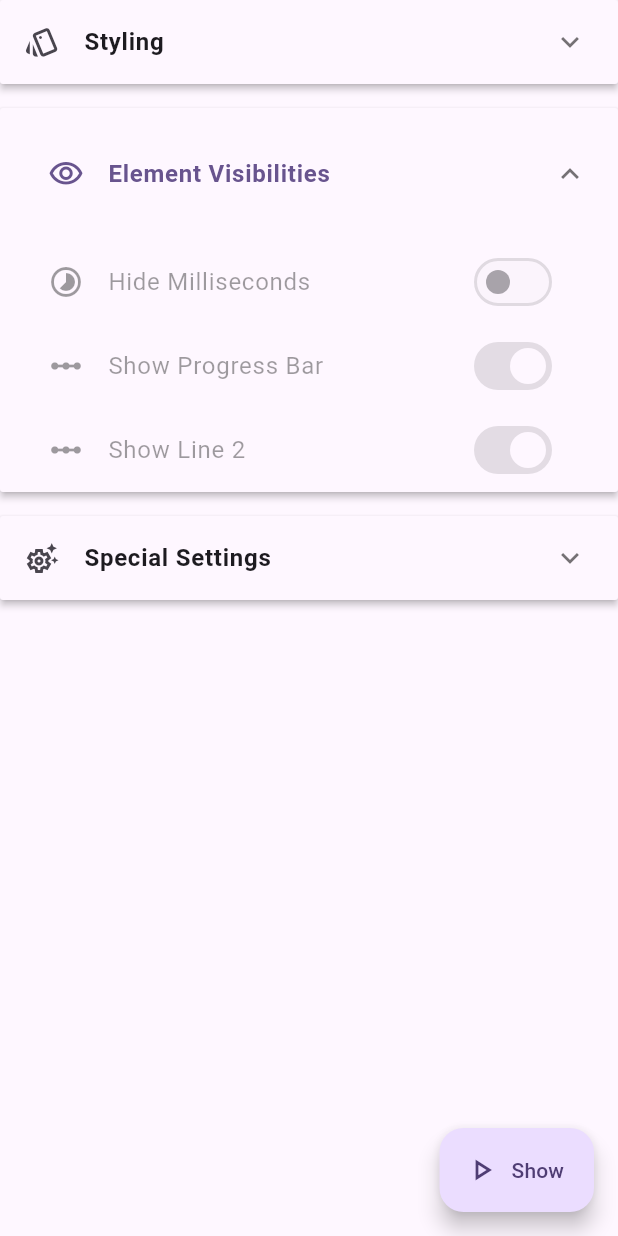
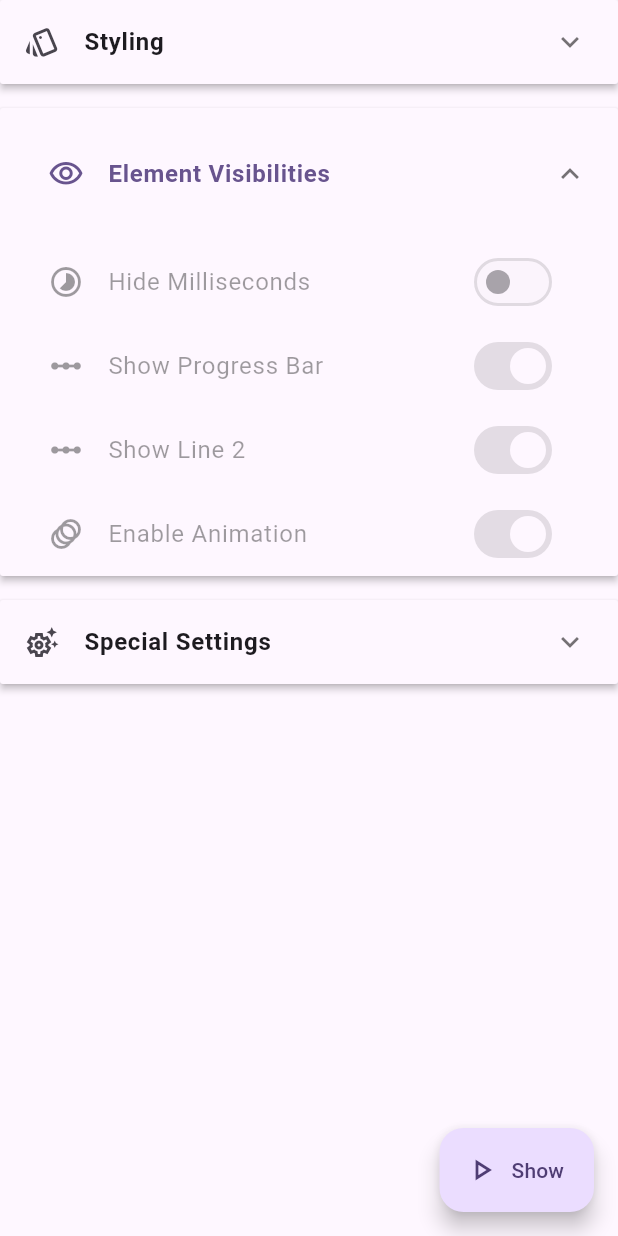
Before and after one commit to fewling/flutter-floating-lyric, a Flutter app: the OverlayWindowSetting screen opened directly, after a tap on "Styling", after a tap on the "expand more" icon, after a tap on "Element Visibilities", on a phone screen of 412 x 824 dp. Run offline on Flutter 3.47's test engine with Material 3 defaults, Android fonts, the phone set to English and light mode, and no system bars; our stand-ins replace file_picker, flutter_bloc, flutter_colorpicker, freezed_annotation, go_router and 7 more; accounts and stored records are empty; generated files the repository leaves out were written again.

Commit message:
feat: :sparkles: adds option to turn on animation

```diff
--- a/lib/features/overlay_window_settings/bloc/overlay_window_settings_bloc.dart
+++ b/lib/features/overlay_window_settings/bloc/overlay_window_settings_bloc.dart
@@ -60,6 +60,7 @@ class OverlayWindowSettingsBloc extends Bloc<OverlayWindowSettingsEvent, Overlay
         appColorScheme: pref.appColorScheme,
         showLine2: pref.showLine2,
         useAppColor: pref.useAppColor,
+        enableAnimation: pref.enableAnimation,
 
         // lyric:
         line1: lyric.line1,
@@ -92,6 +93,7 @@ class OverlayWindowSettingsBloc extends Bloc<OverlayWindowSettingsEvent, Overlay
         appColorScheme: pref.appColorScheme,
         showLine2: pref.showLine2,
         useAppColor: pref.useAppColor,
+        enableAnimation: pref.enableAnimation,
       ),
     );
 
--- a/lib/features/overlay_window_settings/overlay_window_settings.dart
+++ b/lib/features/overlay_window_settings/overlay_window_settings.dart
@@ -234,16 +234,15 @@ class OverlayWindowSetting extends StatelessWidget {
                           (bloc) => bloc.state.showMilliseconds,
                         );
 
-                        return ListTile(
+                        final title = Text(showMillis ? 'Show Milliseconds' : 'Hide Milliseconds');
+                        const secondary = Icon(Icons.timelapse_outlined);
+
+                        return ToggleableSwitchListTile(
                           enabled: visibleFloatingWindow,
-                          leading: const Icon(Icons.timelapse_outlined),
-                          title: showMillis ? const Text('Show Milliseconds') : const Text('Hide Milliseconds'),
-                          trailing: Switch(
-                            value: showMillis,
-                            onChanged: !visibleFloatingWindow
-                                ? null
-                                : (value) => context.read<PreferenceBloc>().add(const ShowMillisecondsToggled()),
-                          ),
+                          value: showMillis,
+                          title: title,
+                          secondary: secondary,
+                          onChanged: (value) => context.read<PreferenceBloc>().add(const ShowMillisecondsToggled()),
                         );
                       },
                     ),
@@ -253,16 +252,15 @@ class OverlayWindowSetting extends StatelessWidget {
                           (bloc) => bloc.state.showProgressBar,
                         );
 
-                        return ListTile(
+                        final title = Text(showBar ? 'Show Progress Bar' : 'Hide Progress Bar');
+                        const secondary = Icon(Icons.linear_scale_outlined);
+
+                        return ToggleableSwitchListTile(
                           enabled: visibleFloatingWindow,
-                          leading: const Icon(Icons.linear_scale_outlined),
-                          title: showBar ? const Text('Show Progress Bar') : const Text('Hide Progress Bar'),
-                          trailing: Switch(
-                            value: showBar,
-                            onChanged: !visibleFloatingWindow
-                                ? null
-                                : (value) => context.read<PreferenceBloc>().add(const ShowProgressBarToggled()),
-                          ),
+                          value: showBar,
+                          title: title,
+                          secondary: secondary,
+                          onChanged: (value) => context.read<PreferenceBloc>().add(const ShowProgressBarToggled()),
                         );
                       },
                     ),
@@ -272,16 +270,33 @@ class OverlayWindowSetting extends StatelessWidget {
                           (bloc) => bloc.state.showLine2,
                         );
 
-                        return ListTile(
+                        final title = Text(showLine2 ? 'Show Line 2' : 'Hide Line 2');
+                        const secondary = Icon(Icons.linear_scale_outlined);
+
+                        return ToggleableSwitchListTile(
                           enabled: visibleFloatingWindow,
-                          leading: const Icon(Icons.linear_scale_outlined),
-                          title: showLine2 ? const Text('Show Line 2') : const Text('Hide Line 2'),
-                          trailing: Switch(
-                            value: showLine2,
-                            onChanged: !visibleFloatingWindow
-                                ? null
-                                : (value) => context.read<PreferenceBloc>().add(const ShowLine2Toggled()),
-                          ),
+                          value: showLine2,
+                          title: title,
+                          secondary: secondary,
+                          onChanged: (value) => context.read<PreferenceBloc>().add(const ShowLine2Toggled()),
+                        );
+                      },
+                    ),
+                    Builder(
+                      builder: (context) {
+                        final enableAnimation = context.select<PreferenceBloc, bool>(
+                          (bloc) => bloc.state.enableAnimation,
+                        );
+
+                        final title = Text(enableAnimation ? 'Enable Animation' : 'Disable Animation');
+                        const secondary = Icon(Icons.animation_outlined);
+
+                        return ToggleableSwitchListTile(
+                          enabled: visibleFloatingWindow,
+                          value: enableAnimation,
+                          title: title,
+                          secondary: secondary,
+                          onChanged: (value) => context.read<PreferenceBloc>().add(const EnableAnimationToggled()),
                         );
                       },
                     ),
@@ -347,3 +362,37 @@ class OverlayWindowSetting extends StatelessWidget {
     );
   }
 }
+
+class ToggleableSwitchListTile extends StatelessWidget {
+  const ToggleableSwitchListTile({
+    super.key,
+    required this.enabled,
+    required this.value,
+    required this.title,
+    required this.secondary,
+    required this.onChanged,
+  });
+
+  final bool enabled;
+  final bool value;
+  final Widget title;
+  final Widget secondary;
+  final void Function(bool) onChanged;
+
+  @override
+  Widget build(BuildContext context) {
+    return enabled
+        ? SwitchListTile(
+            value: value,
+            title: title,
+            secondary: secondary,
+            onChanged: onChanged,
+          )
+        : ListTile(
+            enabled: false,
+            leading: secondary,
+            title: title,
+            trailing: Switch(value: value, onChanged: null),
+          );
+  }
+}
--- a/lib/features/preference/bloc/preference_bloc.dart
+++ b/lib/features/preference/bloc/preference_bloc.dart
@@ -28,6 +28,7 @@ class PreferenceBloc extends Bloc<PreferenceEvent, PreferenceState> {
           autoFetchOnline: spService.autoFetchOnline,
           showLine2: spService.showLine2,
           useAppColor: spService.useAppColor,
+          enableAnimation: spService.enableAnimation,
         )) {
     on<PreferenceEvent>((event, emit) => switch (event) {
           PreferenceEventLoad() => _onLoaded(emit),
@@ -44,6 +45,7 @@ class PreferenceBloc extends Bloc<PreferenceEvent, PreferenceState> {
           WindowColorThemeToggled() => _onWindowColorThemeToggled(event, emit),
           FontFamilyUpdated() => _onFontFamilyUpdated(event, emit),
           FontFamilyReset() => _onFontFamilyReset(event, emit),
+          EnableAnimationToggled() => _onEnableAnimationToggled(event, emit),
         });
   }
 
@@ -141,4 +143,11 @@ class PreferenceBloc extends Bloc<PreferenceEvent, PreferenceState> {
       emit(state.copyWith(fontFamily: PreferenceRepo.defaultFont));
     }
   }
+
+  Future<void> _onEnableAnimationToggled(EnableAnimationToggled event, Emitter<PreferenceState> emit) async {
+    final isSuccess = await _spService.toggleEnableAnimation(!state.enableAnimation);
+    if (isSuccess) {
+      emit(state.copyWith(enableAnimation: !state.enableAnimation));
+    }
+  }
 }
--- a/lib/features/preference/bloc/preference_event.dart
+++ b/lib/features/preference/bloc/preference_event.dart
@@ -70,6 +70,10 @@ final class FontFamilyUpdated extends PreferenceEvent {
   final String fontFamily;
 }
 
-class FontFamilyReset extends PreferenceEvent {
+final class FontFamilyReset extends PreferenceEvent {
   const FontFamilyReset();
 }
+
+final class EnableAnimationToggled extends PreferenceEvent {
+  const EnableAnimationToggled();
+}
--- a/lib/features/preference/bloc/preference_state.dart
+++ b/lib/features/preference/bloc/preference_state.dart
@@ -15,6 +15,7 @@ class PreferenceState with _$PreferenceState {
     required bool autoFetchOnline,
     required bool showLine2,
     required bool useAppColor,
+    required bool enableAnimation,
   }) = _PreferenceState;
 
   factory PreferenceState.fromJson(Map<String, dynamic> json) => _$PreferenceStateFromJson(json);
--- a/lib/models/overlay_settings_model.dart
+++ b/lib/models/overlay_settings_model.dart
@@ -37,6 +37,7 @@ class OverlaySettingsModel with _$OverlaySettingsModel {
     double? fontSize,
     double? lineHeight,
     double? letterSpacing,
+    @Default(false) bool enableAnimation,
 
     // Settings
     bool? ignoreTouch,
--- a/lib/repos/local/preference_repo.dart
+++ b/lib/repos/local/preference_repo.dart
@@ -20,6 +20,7 @@ class PreferenceRepo {
   static const autoFetchOnlineKey = 'auto fetch online';
   static const showLine2Key = 'show line 2';
   static const useAppColorKey = 'use app color';
+  static const enableAnimationKey = 'enable animation';
 
   static const defaultFont = 'Roboto';
 
@@ -49,6 +50,8 @@ class PreferenceRepo {
 
   bool get useAppColor => _sp.getBool(useAppColorKey) ?? true;
 
+  bool get enableAnimation => _sp.getBool(enableAnimationKey) ?? true;
+
   Future<bool> updateOpacity(double value) => _sp.setDouble(windowOpacityKey, value);
 
   Future<bool> updateColor(int colorVal) => _sp.setInt(windowColorKey, colorVal);
@@ -74,4 +77,6 @@ class PreferenceRepo {
   Future<bool> toggleUseAppColor(bool value) => _sp.setBool(useAppColorKey, value);
 
   Future<bool> resetFontFamily() => _sp.setString(fontFamilyKey, defaultFont);
+
+  Future<bool> toggleEnableAnimation(bool value) => _sp.setBool(enableAnimationKey, value);
 }
--- a/lib/service/preference/preference_service.dart
+++ b/lib/service/preference/preference_service.dart
@@ -33,6 +33,8 @@ class PreferenceService {
 
   bool get useAppColor => _spRepo.useAppColor;
 
+  bool get enableAnimation => _spRepo.enableAnimation;
+
   Future<bool> updateOpacity(double value) => _spRepo.updateOpacity(value);
 
   Future<bool> updateColor(Color color) => _spRepo.updateColor(color.value);
@@ -58,4 +60,6 @@ class PreferenceService {
   Future<bool> toggleUseAppColor(bool value) => _spRepo.toggleUseAppColor(value);
 
   Future<bool> resetFontFamily() => _spRepo.resetFontFamily();
+
+  Future<bool> toggleEnableAnimation(bool value) => _spRepo.toggleEnableAnimation(value);
 }
```
Also changed, not shown: lib/features/overlay_app/overlay_window/overlay_window.dart (+21 -26 lines).
